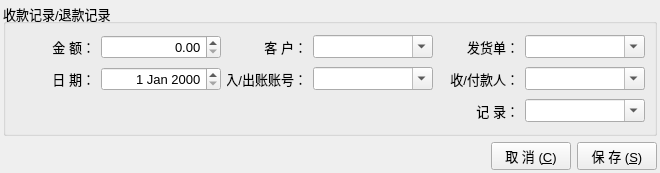
First picture: the form in ui/FormReceipt.ui, repository archsh/quickexcel, before the edit.
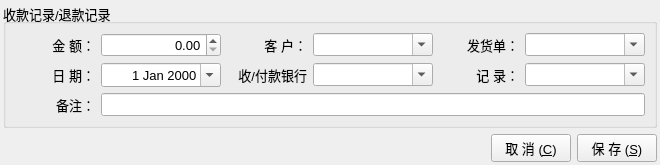
Second picture: the form after the edit.

```diff
--- a/ui/FormReceipt.ui
+++ b/ui/FormReceipt.ui
@@ -7,7 +7,7 @@
     <x>0</x>
     <y>0</y>
     <width>658</width>
-    <height>173</height>
+    <height>158</height>
    </rect>
   </property>
   <property name="font">
@@ -154,6 +154,9 @@
           <property name="alignment">
            <set>Qt::AlignRight|Qt::AlignTrailing|Qt::AlignVCenter</set>
           </property>
+          <property name="calendarPopup">
+           <bool>true</bool>
+          </property>
          </widget>
         </item>
         <item>
@@ -165,7 +168,7 @@
            </size>
           </property>
           <property name="text">
-           <string>入/出账账号：</string>
+           <string>收/付款银行</string>
           </property>
           <property name="alignment">
            <set>Qt::AlignRight|Qt::AlignTrailing|Qt::AlignVCenter</set>
@@ -189,49 +192,6 @@
          </widget>
         </item>
         <item>
-         <widget class="QLabel" name="label_11">
-          <property name="minimumSize">
-           <size>
-            <width>80</width>
-            <height>0</height>
-           </size>
-          </property>
-          <property name="text">
-           <string>收/付款人：</string>
-          </property>
-          <property name="alignment">
-           <set>Qt::AlignRight|Qt::AlignTrailing|Qt::AlignVCenter</set>
-          </property>
-         </widget>
-        </item>
-        <item>
-         <widget class="QComboBox" name="comboBox_5">
-          <property name="minimumSize">
-           <size>
-            <width>120</width>
-            <height>0</height>
-           </size>
-          </property>
-          <property name="editable">
-           <bool>true</bool>
-          </property>
-          <property name="duplicatesEnabled">
-           <bool>true</bool>
-          </property>
-         </widget>
-        </item>
-       </layout>
-      </item>
-      <item>
-       <layout class="QHBoxLayout" name="horizontalLayout" stretch="1,0,0">
-        <item>
-         <widget class="QLabel" name="label">
-          <property name="text">
-           <string/>
-          </property>
-         </widget>
-        </item>
-        <item>
          <widget class="QLabel" name="label_13">
           <property name="minimumSize">
            <size>
@@ -265,6 +225,29 @@
         </item>
        </layout>
       </item>
+      <item>
+       <layout class="QHBoxLayout" name="horizontalLayout_5" stretch="0,1">
+        <item>
+         <widget class="QLabel" name="label_2">
+          <property name="minimumSize">
+           <size>
+            <width>80</width>
+            <height>0</height>
+           </size>
+          </property>
+          <property name="text">
+           <string>备注：</string>
+          </property>
+          <property name="alignment">
+           <set>Qt::AlignRight|Qt::AlignTrailing|Qt::AlignVCenter</set>
+          </property>
+         </widget>
+        </item>
+        <item>
+         <widget class="QLineEdit" name="lineEdit"/>
+        </item>
+       </layout>
+      </item>
      </layout>
     </widget>
    </item>
```
